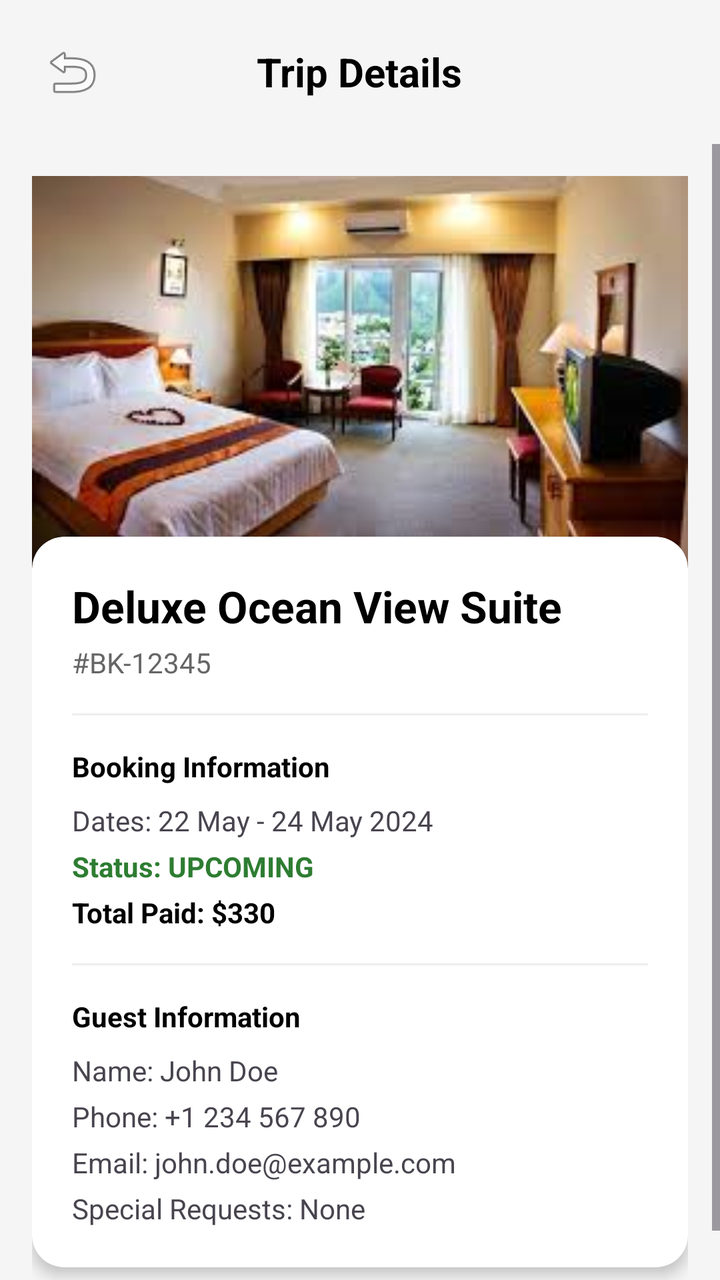
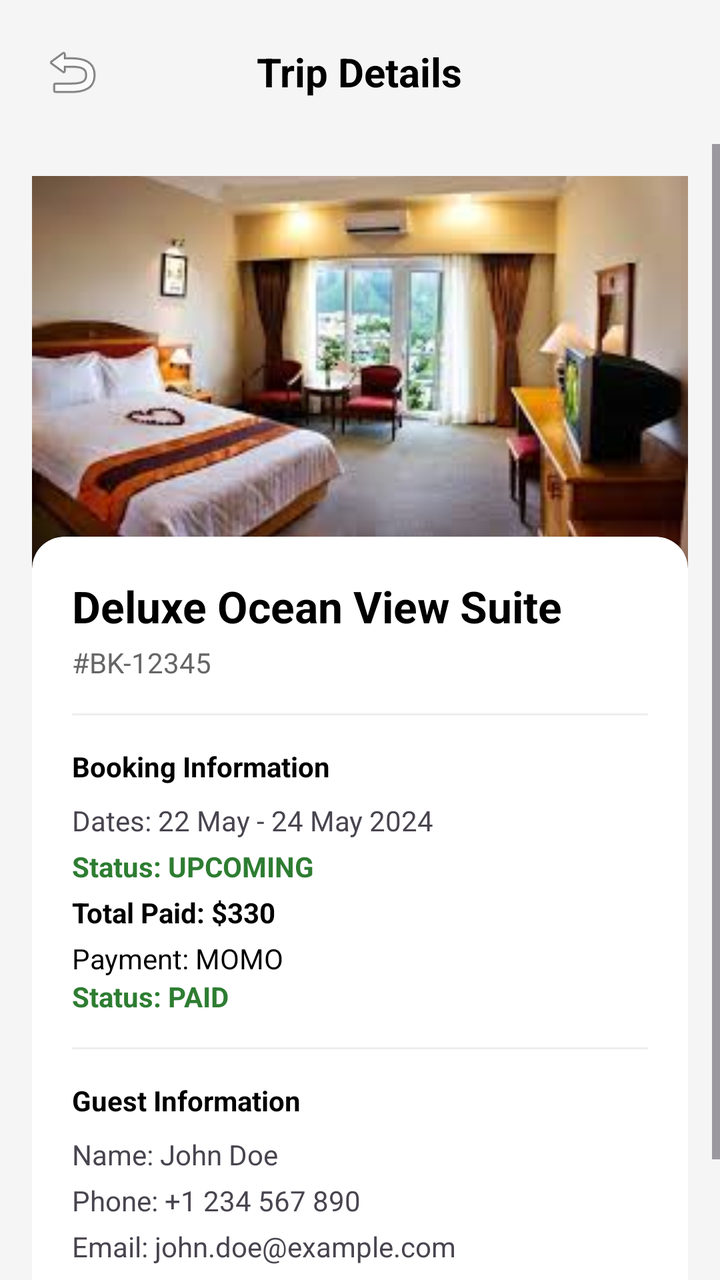

Screens rendered from an Android XML layout before and after an edit, with the pre-edit source and the edit as a unified diff.
<!-- AndroidManifest.xml: application theme Theme.HotelManagement -->
<!-- res/layout/activity_trip_details.xml -->
<?xml version="1.0" encoding="utf-8"?>
<androidx.constraintlayout.widget.ConstraintLayout xmlns:android="http://schemas.android.com/apk/res/android"
    xmlns:app="http://schemas.android.com/apk/res-auto"
    android:layout_width="match_parent"
    android:layout_height="match_parent"
    android:background="#F5F5F5">

    <RelativeLayout
        android:id="@+id/header"
        android:layout_width="match_parent"
        android:layout_height="wrap_content"
        android:padding="16dp"
        app:layout_constraintTop_toTopOf="parent">

        <ImageButton
            android:id="@+id/btnBack"
            android:layout_width="40dp"
            android:layout_height="40dp"
            android:background="?attr/selectableItemBackgroundBorderless"
            android:src="@android:drawable/ic_menu_revert" />

        <TextView
            android:layout_width="wrap_content"
            android:layout_height="wrap_content"
            android:layout_centerInParent="true"
            android:text="Trip Details"
            android:textColor="#000000"
            android:textSize="20sp"
            android:textStyle="bold" />
    </RelativeLayout>

    <ScrollView
        android:layout_width="match_parent"
        android:layout_height="0dp"
        app:layout_constraintBottom_toBottomOf="parent"
        app:layout_constraintTop_toBottomOf="@id/header">

        <LinearLayout
            android:layout_width="match_parent"
            android:layout_height="wrap_content"
            android:orientation="vertical"
            android:padding="16dp">

            <ImageView
                android:id="@+id/imgRoom"
                android:layout_width="match_parent"
                android:layout_height="200dp"
                android:scaleType="centerCrop"
                android:src="@drawable/room1" />

            <androidx.cardview.widget.CardView
                android:layout_width="match_parent"
                android:layout_height="wrap_content"
                android:layout_marginTop="-20dp"
                android:layout_marginBottom="16dp"
                app:cardCornerRadius="16dp"
                app:cardElevation="4dp">

                <LinearLayout
                    android:layout_width="match_parent"
                    android:layout_height="wrap_content"
                    android:orientation="vertical"
                    android:padding="20dp">

                    <TextView
                        android:id="@+id/txtRoomName"
                        android:layout_width="wrap_content"
                        android:layout_height="wrap_content"
                        android:text="Deluxe Ocean View Suite"
                        android:textColor="#000000"
                        android:textSize="22sp"
                        android:textStyle="bold" />

                    <TextView
                        android:id="@+id/txtBookingId"
                        android:layout_width="wrap_content"
                        android:layout_height="wrap_content"
                        android:layout_marginTop="4dp"
                        android:text="#BK-12345"
                        android:textColor="#666666" />

                    <View
                        android:layout_width="match_parent"
                        android:layout_height="1dp"
                        android:layout_marginVertical="16dp"
                        android:background="#EEEEEE" />

                    <TextView
                        android:layout_width="wrap_content"
                        android:layout_height="wrap_content"
                        android:text="Booking Information"
                        android:textColor="#000000"
                        android:textStyle="bold" />

                    <TextView
                        android:id="@+id/txtDates"
                        android:layout_width="wrap_content"
                        android:layout_height="wrap_content"
                        android:layout_marginTop="8dp"
                        android:text="Dates: 22 May - 24 May 2024" />

                    <TextView
                        android:id="@+id/txtStatus"
                        android:layout_width="wrap_content"
                        android:layout_height="wrap_content"
                        android:layout_marginTop="4dp"
                        android:text="Status: UPCOMING"
                        android:textColor="#2E7D32"
                        android:textStyle="bold" />

                    <TextView
                        android:id="@+id/txtPrice"
                        android:layout_width="wrap_content"
                        android:layout_height="wrap_content"
                        android:layout_marginTop="4dp"
                        android:text="Total Paid: $330"
                        android:textColor="#000000"
                        android:textStyle="bold" />

                    <View
                        android:layout_width="match_parent"
                        android:layout_height="1dp"
                        android:layout_marginVertical="16dp"
                        android:background="#EEEEEE" />

                    <TextView
                        android:layout_width="wrap_content"
                        android:layout_height="wrap_content"
                        android:text="Guest Information"
                        android:textColor="#000000"
                        android:textStyle="bold" />

                    <TextView
                        android:id="@+id/txtGuestName"
                        android:layout_width="wrap_content"
                        android:layout_height="wrap_content"
                        android:layout_marginTop="8dp"
                        android:text="Name: John Doe" />

                    <TextView
                        android:id="@+id/txtGuestPhone"
                        android:layout_width="wrap_content"
                        android:layout_height="wrap_content"
                        android:layout_marginTop="4dp"
                        android:text="Phone: +1 234 567 890" />

                    <TextView
                        android:id="@+id/txtGuestEmail"
                        android:layout_width="wrap_content"
                        android:layout_height="wrap_content"
                        android:layout_marginTop="4dp"
                        android:text="Email: john.doe@example.com" />

                    <TextView
                        android:id="@+id/txtSpecialRequests"
                        android:layout_width="wrap_content"
                        android:layout_height="wrap_content"
                        android:layout_marginTop="4dp"
                        android:text="Special Requests: None" />

                </LinearLayout>
            </androidx.cardview.widget.CardView>

            
            <androidx.cardview.widget.CardView
                android:id="@+id/cvReviews"
                android:layout_width="match_parent"
                android:layout_height="wrap_content"
                android:layout_marginBottom="16dp"
                app:cardCornerRadius="16dp"
                app:cardElevation="4dp"
                android:visibility="gone">

                <LinearLayout
                    android:layout_width="match_parent"
                    android:layout_height="wrap_content"
                    android:orientation="vertical"
                    android:padding="20dp">

                    <TextView
                        android:layout_width="wrap_content"
                        android:layout_height="wrap_content"
                        android:text="Reviews"
                        android:textColor="#000000"
                        android:textSize="18sp"
                        android:textStyle="bold" />

                    <View
                        android:layout_width="match_parent"
                        android:layout_height="1dp"
                        android:layout_marginVertical="12dp"
                        android:background="#EEEEEE" />

                    <androidx.recyclerview.widget.RecyclerView
                        android:id="@+id/rvReviews"
                        android:layout_width="match_parent"
                        android:layout_height="wrap_content"
                        android:nestedScrollingEnabled="false" />
                </LinearLayout>
            </androidx.cardview.widget.CardView>

        </LinearLayout>
    </ScrollView>

</androidx.constraintlayout.widget.ConstraintLayout>
<!-- resources referenced by this layout -->
<resources>
  <!-- drawable room1: jpg bitmap (drawable, 9051 bytes) -->
  <style name="Theme.HotelManagement" parent="Base.Theme.HotelManagement" />
  <style name="Base.Theme.HotelManagement" parent="Theme.Material3.DayNight.NoActionBar">
          
          
      </style>
</resources>

<!-- the commit's change to res/layout/activity_trip_details.xml (unified diff, before → after) -->
@@ -117,6 +117,22 @@
                         android:textColor="#000000"
                         android:textStyle="bold" />
 
+                    <TextView
+                        android:id="@+id/txtPaymentMethod"
+                        android:layout_width="wrap_content"
+                        android:layout_height="wrap_content"
+                        android:text="Payment: MOMO"
+                        android:textColor="#000000"
+                        android:layout_marginTop="4dp"/>
+
+                    <TextView
+                        android:id="@+id/txtPaymentStatus"
+                        android:layout_width="wrap_content"
+                        android:layout_height="wrap_content"
+                        android:text="Status: PAID"
+                        android:textColor="#2E7D32"
+                        android:textStyle="bold"/>
+
                     <View
                         android:layout_width="match_parent"
                         android:layout_height="1dp"
@@ -191,6 +207,8 @@
                         android:layout_marginVertical="12dp"
                         android:background="#EEEEEE" />
 
+
+
                     <androidx.recyclerview.widget.RecyclerView
                         android:id="@+id/rvReviews"
                         android:layout_width="match_parent"
